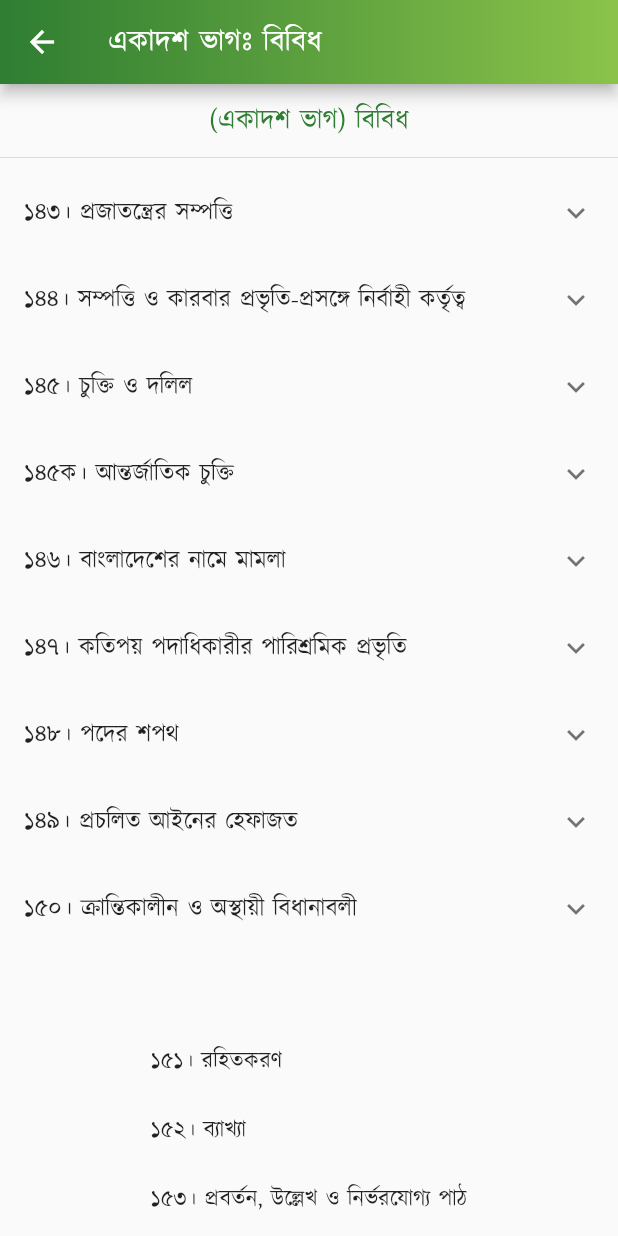
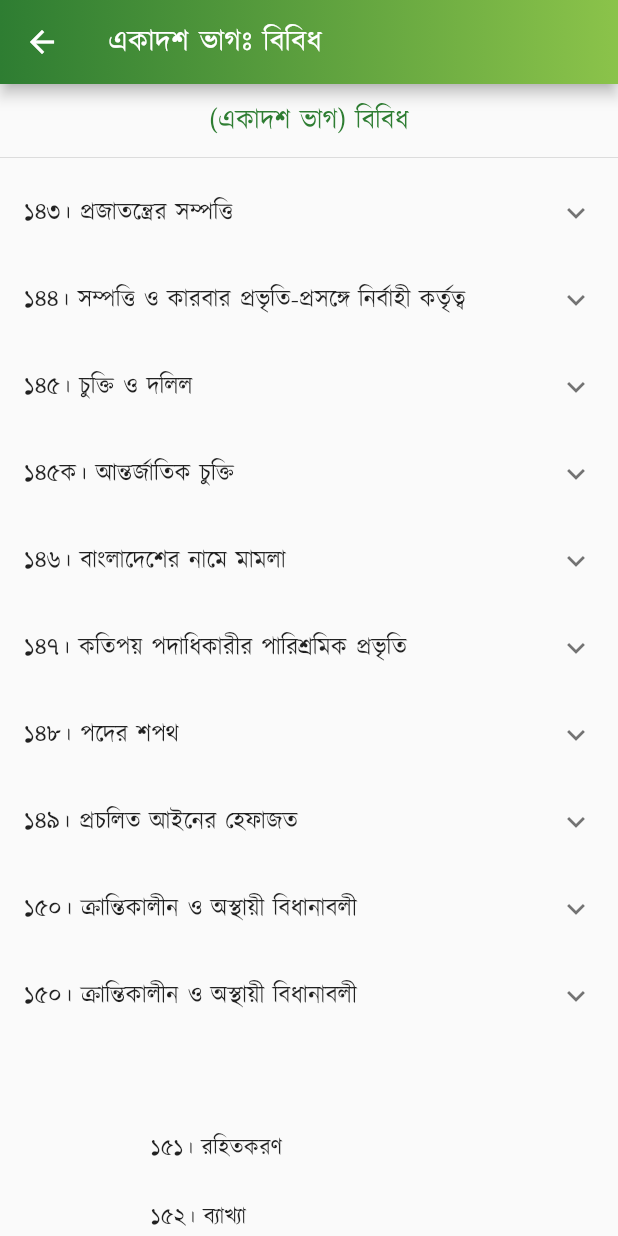
Before and after one commit to Azimul-Haque/flutter-onesignal, a Flutter app: the PartEleven screen opened directly, on a phone screen of 412 x 824 dp. Run offline on Flutter 3.47's test engine with Material 2 defaults, Android fonts, the phone set to English and light mode, and no system bars; our stand-ins replace fluttertoast, package_info_plus, percent_indicator, shared_preferences, sqflite; missing offline and left inert: blinking_text, flutter_share, onesignal_flutter, slide_popup_dialog; accounts and stored records are empty; network calls fail.

Commit message:
Commit Sat 04/30/2022  1:46:09.24 7417

```diff
--- a/lib/pages/constitution/part11.dart
+++ b/lib/pages/constitution/part11.dart
@@ -169,6 +169,21 @@ class PartEleven extends StatelessWidget {
               )),
             ],
           ),
+          ExpansionTile(
+            title: Text('১৫০। ক্রান্তিকালীন ও অস্থায়ী বিধানাবলী'),
+            children: <Widget>[
+              ListTile(
+                  title: SelectableText(
+                '১৫০।(১) এই সংবিধানের অন্য কোন বিধান সত্ত্বেও ১৯৭২ সালের ১৬ই ডিসেম্বর তারিখে এই সংবিধান প্রবর্তনকালে সংবিধানের চতুর্থ তফসিলে বর্ণিত বিধানাবলী ক্রান্তিকালীন ও অস্থায়ী বিধানাবলী হিসাবে কার্যকর থাকিবে।',
+                textAlign: TextAlign.justify,
+              )),
+              ListTile(
+                  title: SelectableText(
+                '(২) ১৯৭১ সালের ৭ই মার্চ তারিখ হইতে ১৯৭২ সালের ১৬ই ডিসেম্বর তারিখে এই সংবিধান প্রবর্তন হইবার অব্যবহিত পূর্ব পর্যন্ত সময়কালের মধ্যে সংবিধানের পঞ্চম তফসিলে বর্ণিত ১৯৭১ সালের ৭ই মার্চ তারিখে ঢাকার রেসকোর্স ময়দানে দেওয়া জাতির পিতা বঙ্গবন্ধু শেখ মুজিবুর রহমানের ঐতিহাসিক ভাষণ, ষষ্ঠ তফসিলে বর্ণিত ১৯৭১ সালের ২৬শে মার্চ তারিখে জাতির পিতা বঙ্গবন্ধু শেখ মুজিবুর রহমান কর্তৃক বাংলাদেশের স্বাধীনতা ঘোষণার টেলিগ্রাম এবং সপ্তম তফসিলে বর্ণিত ১৯৭১ সালের ১০ই এপ্রিল তারিখে মুজিবনগর সরকারের জারিকৃত স্বাধীনতার ঘোষণাপত্র হইল বাংলাদেশের স্বাধীনতা ও মুক্তি সংগ্রামের ঐতিহাসিক ভাষণ ও দলিল, যাহা উক্ত সময়কালের জন্য ক্রান্তিকালীন ও অস্থায়ী বিধানাবলী বলিয়া গণ্য হইবে।',
+                textAlign: TextAlign.justify,
+              )),
+            ],
+          ),
           Padding(
             padding: EdgeInsets.all(15),
             child: Column(children: <Widget>[
```
